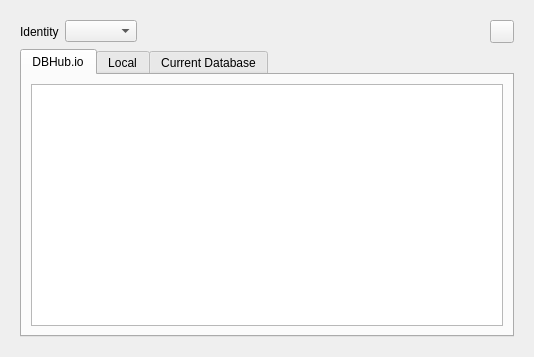
sqlitebrowser/sqlitebrowser, file src/RemoteDock.ui: the form before one commit.
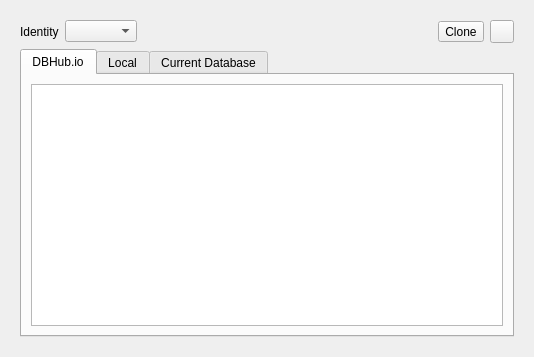
The form after the commit. Icons and pictures are not drawn.

Commit message:
dbhub: Add button for cloning databases from a link
This adds a new button to clone databases using a direct link which is
useful when you know which database you want to clone and do not want to
browse through the list of all databases in the Remote dock. Generating
this link still needs to be added to the DBHub.io web UI.

The edit to the form file:
```diff
--- a/src/RemoteDock.ui
+++ b/src/RemoteDock.ui
@@ -53,6 +53,20 @@
            </property>
           </spacer>
          </item>
+         <item>
+          <widget class="QToolButton" name="buttonCloneDatabase">
+           <property name="text">
+            <string>Clone</string>
+           </property>
+           <property name="icon">
+            <iconset resource="icons/icons.qrc">
+             <normaloff>:/icons/clone_database</normaloff>:/icons/clone_database</iconset>
+           </property>
+           <property name="toolButtonStyle">
+            <enum>Qt::ToolButtonTextBesideIcon</enum>
+           </property>
+          </widget>
+         </item>
          <item>
           <widget class="QToolButton" name="buttonPushDatabase">
            <property name="toolTip">
```
Left out of the diff: 28 changed lines with no effect on the pictures. The commit also changes 4 other files.
